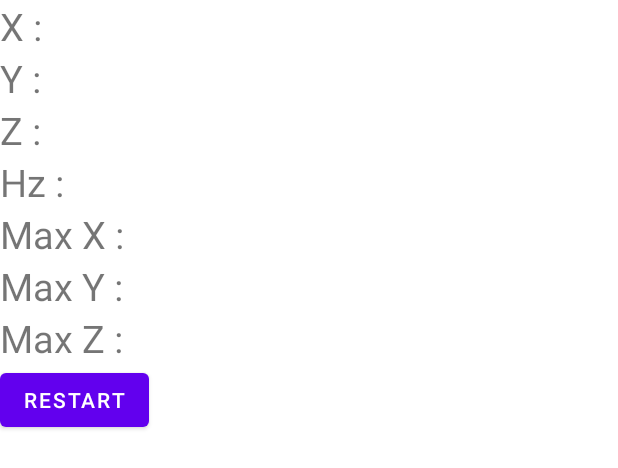
After one commit to Kierian-50/test-android-accelerometer, an Android app: the layout activity_without_computation.xml on its own in the app's theme, with its tools: preview values and no code run, on a phone screen of 412 x 824 dp. The commit adds this screen. Shown: the top 468 px of the screen. Run offline under Robolectric (Android 15) with nearby library versions, the phone set to English and light mode, and no system bars.

Commit message:
Add activity with low pass linear acceleration filter

```diff
--- a/app/src/main/AndroidManifest.xml
+++ b/app/src/main/AndroidManifest.xml
@@ -16,14 +16,15 @@
         android:roundIcon="@mipmap/ic_launcher_round"
         android:supportsRtl="true"
         android:theme="@style/Theme.MyAcceleration">
-        <activity android:name=".KalmanActivity" />
-        <activity android:name=".MainActivity">
+        <activity android:name=".WithLPLA">
             <intent-filter>
                 <action android:name="android.intent.action.MAIN" />
 
                 <category android:name="android.intent.category.LAUNCHER" />
             </intent-filter>
         </activity>
+        <activity android:name=".WithoutComputation">
+        </activity>
     </application>
 
 </manifest>
--- a/app/src/main/res/layout/activity_main.xml
+++ b/app/src/main/res/layout/activity_with_computation.xml
@@ -4,7 +4,7 @@
     xmlns:tools="http://schemas.android.com/tools"
     android:layout_width="match_parent"
     android:layout_height="match_parent"
-    tools:context=".MainActivity"
+    tools:context=".WithoutComputation"
     android:orientation="vertical">
 
     <TextView
--- /dev/null
+++ b/app/src/main/res/layout/activity_without_computation.xml
@@ -0,0 +1,64 @@
+<?xml version="1.0" encoding="utf-8"?>
+<LinearLayout xmlns:android="http://schemas.android.com/apk/res/android"
+    xmlns:app="http://schemas.android.com/apk/res-auto"
+    xmlns:tools="http://schemas.android.com/tools"
+    android:layout_width="match_parent"
+    android:layout_height="match_parent"
+    tools:context=".WithoutComputation"
+    android:orientation="vertical">
+
+    <TextView
+        android:id="@+id/x"
+        android:layout_width="wrap_content"
+        android:layout_height="wrap_content"
+        android:textSize="25sp"
+        android:text="X : " />
+
+    <TextView
+        android:id="@+id/y"
+        android:layout_width="wrap_content"
+        android:textSize="25sp"
+        android:layout_height="wrap_content"
+        android:text="Y : " />
+
+    <TextView
+        android:id="@+id/z"
+        android:layout_width="wrap_content"
+        android:layout_height="wrap_content"
+        android:textSize="25sp"
+        android:text="Z : " />
+
+    <TextView
+        android:id="@+id/hz"
+        android:layout_width="wrap_content"
+        android:layout_height="wrap_content"
+        android:textSize="25sp"
+        android:text="Hz : " />
+
+    <TextView
+        android:id="@+id/max_x"
+        android:layout_width="wrap_content"
+        android:layout_height="wrap_content"
+        android:textSize="25sp"
+        android:text="Max X : " />
+
+    <TextView
+        android:id="@+id/max_y"
+        android:layout_width="wrap_content"
+        android:layout_height="wrap_content"
+        android:textSize="25sp"
+        android:text="Max Y : " />
+
+    <TextView
+        android:id="@+id/max_z"
+        android:layout_width="wrap_content"
+        android:layout_height="wrap_content"
+        android:textSize="25sp"
+        android:text="Max Z : " />
+
+    <Button
+        android:id="@+id/restart"
+        android:layout_width="wrap_content"
+        android:layout_height="wrap_content"
+        android:text="Restart"/>
+</LinearLayout>
--- a/build.gradle
+++ b/build.gradle
@@ -16,6 +16,7 @@ allprojects {
     repositories {
         google()
         jcenter()
+        maven { url "https://jitpack.io" }
     }
 }
 
```
Also changed, not shown: app/build.gradle (+2 -9 lines), app/src/main/java/com/example/myacceleration/WithLPLA.java (added, +140 -0 lines), app/src/main/java/com/example/myacceleration/WithoutComputation.java (renamed from app/src/main/java/com/example/myacceleration/MainActivity.java, +34 -23 lines), app/src/main/res/layout/activity_kalman.xml (deleted, +0 -9 lines).
